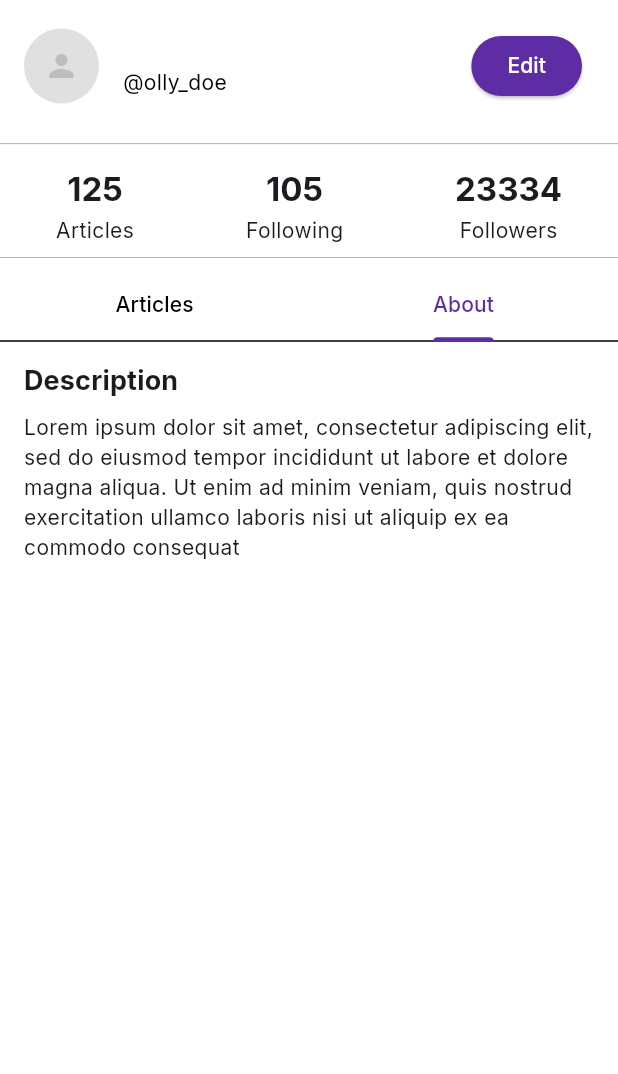
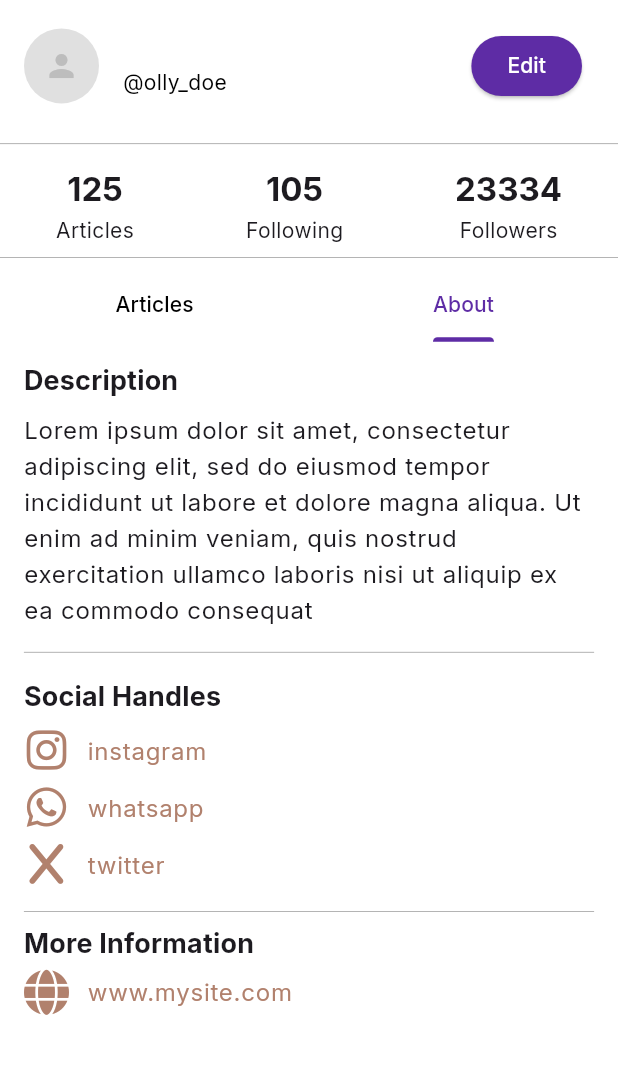
Before and after one commit to Olvine23/ollychat, a Flutter app: the ProfileScreen screen opened directly, tab 2 chosen, on a phone screen of 412 x 824 dp, the part 84-1158 px from its top. Run offline on Flutter 3.47's test engine with Material 3 defaults, Android fonts, the phone set to English and light mode, and no system bars; our stand-ins replace bloc, cached_network_image, cloud_firestore, connectivity, equatable, firebase_auth and 10 more; missing offline and left inert: markdown_editable_textinput; accounts and stored records are empty; network calls fail; project files that could hold a hidden picture were left out.

Commit message:
added divider to profile screen

```diff
--- /dev/null
+++ b/lib/screens/profile/components/divider.dart
@@ -0,0 +1,15 @@
+import 'package:flutter/material.dart';
+import 'package:flutter_sizer/flutter_sizer.dart';
+
+class DividerWidget extends StatelessWidget {
+  const DividerWidget({
+    super.key,
+  });
+
+  @override
+  Widget build(BuildContext context) {
+    return  Divider(
+      thickness: 0.2,
+    );
+  }
+}
--- /dev/null
+++ b/lib/screens/profile/components/social_handles.dart
@@ -0,0 +1,29 @@
+import 'package:flutter/material.dart';
+import 'package:flutter_sizer/flutter_sizer.dart';
+import 'package:font_awesome_flutter/font_awesome_flutter.dart';
+import 'package:olly_chat/theme/colors.dart';
+
+class SocialHandles extends StatelessWidget {
+  final IconData icon;
+  final String platform;
+  const SocialHandles({
+    super.key, required this.icon, required this.platform,
+  });
+
+  @override
+  Widget build(BuildContext context) {
+    return Row(
+      children: [
+        Icon(
+          icon,
+          size: 30,
+          color: AppColors.secondaryColor,
+        ),
+        SizedBox(width: 3.w,),
+        Text(platform, style: Theme.of(context)
+                                            .textTheme
+                                            .bodyLarge!.copyWith(color: AppColors.secondaryColor),)
+      ],
+    );
+  }
+}
--- a/lib/screens/profile/profile_screen.dart
+++ b/lib/screens/profile/profile_screen.dart
@@ -1,6 +1,8 @@
 import 'package:flutter/material.dart';
 import 'package:flutter_bloc/flutter_bloc.dart';
 import 'package:flutter_sizer/flutter_sizer.dart';
+
+import 'package:font_awesome_flutter/font_awesome_flutter.dart';
 import 'package:image_cropper/image_cropper.dart';
 import 'package:image_picker/image_picker.dart';
 import 'package:olly_chat/blocs/get_post/get_post_bloc.dart';
@@ -9,6 +11,8 @@ import 'package:olly_chat/blocs/sign_in/sign_in_bloc.dart';
 import 'package:olly_chat/blocs/updateuserinfo/update_user_info_bloc.dart';
 import 'package:olly_chat/components/row_tile.dart';
 import 'package:olly_chat/screens/home/widgets/shimmer_widget.dart';
+import 'package:olly_chat/screens/profile/components/divider.dart';
+import 'package:olly_chat/screens/profile/components/social_handles.dart';
 import 'package:olly_chat/theme/colors.dart';
 import 'package:shimmer/shimmer.dart';
 
@@ -195,9 +199,7 @@ class _ProfileScreenState extends State<ProfileScreen> {
                       padding: EdgeInsets.symmetric(horizontal: 0.dp),
                       child: Column(
                         children: [
-                          const Divider(
-                            thickness: 0.2,
-                          ),
+                          const DividerWidget(),
                           SizedBox(
                             height: 8.dp,
                           ),
@@ -251,10 +253,8 @@ class _ProfileScreenState extends State<ProfileScreen> {
                               ),
                             ],
                           ),
-                          const Divider(
-                            thickness: 0.2,
-                          ),
-                          const TabBar(tabs: [
+                          const DividerWidget(),
+                          const TabBar(dividerHeight: 0, tabs: [
                             Tab(
                               text: "Articles",
                             ),
@@ -263,17 +263,18 @@ class _ProfileScreenState extends State<ProfileScreen> {
                             )
                           ]),
                           Padding(
-                            padding:  EdgeInsets.only(top: 12.0.dp),
+                            padding: EdgeInsets.only(top: 12.0.dp),
                             child: SizedBox(
-
                               height: constraints.maxHeight -
                                   kToolbarHeight -
-                                  32.dp, // Adjust as needed
+                                  128.dp, // Adjust as needed
                               child: TabBarView(children: [
                                 BlocBuilder<GetPostBloc, GetPostState>(
                                   builder: (context, state) {
                                     if (state.status == GetPostStatus.success) {
-                                      return ListView.builder(
+                                      return SizedBox(
+                                        height: MediaQuery.of(context).size.height,
+                                        child: ListView.builder(
                                           shrinkWrap: true, // Add this line
                                           physics:
                                               const AlwaysScrollableScrollPhysics(), // Add this line
@@ -284,16 +285,17 @@ class _ProfileScreenState extends State<ProfileScreen> {
                                                 // Handle onTap
                                               },
                                               child: RowTile(
-                                              imageUrl:
-                                                  state.posts![index].thumbnail!,
+                                                imageUrl: state
+                                                    .posts![index].thumbnail!,
                                                 title: state.posts![index].title,
                                                 userAvatar: state
                                                     .posts![index].myUser.image!,
-                                              authorName:
-                                                  state.posts![index].myUser.name,
+                                                authorName: state
+                                                    .posts![index].myUser.name,
                                               ),
                                             );
                                           },
+                                        ),
                                       );
                                     } else if (state.status ==
                                         GetPostStatus.unknown) {
@@ -308,14 +310,86 @@ class _ProfileScreenState extends State<ProfileScreen> {
                                   },
                                 ),
                                 Padding(
-                                 padding: EdgeInsets.symmetric(horizontal: 16.0.dp),
-                                 child: Column(
-                                    crossAxisAlignment: CrossAxisAlignment.start,
+                                  padding:
+                                      EdgeInsets.symmetric(horizontal: 16.0.dp),
+                                  child: ListView(
+                                    shrinkWrap: true,
+                                   physics: AlwaysScrollableScrollPhysics(),
                                     children: [
-                                       Text("Description",style: Theme.of(context).textTheme.titleMedium!.copyWith(fontWeight: FontWeight.bold, fontSize: 18.dp),),
-                                       SizedBox(height: 8.dp,),
-                                       Text("Lorem ipsum dolor sit amet, consectetur adipiscing elit, sed do eiusmod tempor incididunt ut labore et dolore magna aliqua. Ut enim ad minim veniam, quis nostrud exercitation ullamco laboris nisi ut aliquip ex ea commodo consequat")
-
+                                      Text(
+                                        "Description",
+                                        style: Theme.of(context)
+                                            .textTheme
+                                            .titleMedium!
+                                            .copyWith(
+                                                fontWeight: FontWeight.bold,
+                                                fontSize: 18.dp),
+                                      ),
+                                      SizedBox(
+                                        height: 8.dp,
+                                      ),
+                                      Text(
+                                        "Lorem ipsum dolor sit amet, consectetur adipiscing elit, sed do eiusmod tempor incididunt ut labore et dolore magna aliqua. Ut enim ad minim veniam, quis nostrud exercitation ullamco laboris nisi ut aliquip ex ea commodo consequat",
+                                        style: Theme.of(context)
+                                            .textTheme
+                                            .bodyLarge,
+                                      ),
+                                      SizedBox(
+                                        height: 8.dp,
+                                      ),
+                                      const DividerWidget(),
+                                      SizedBox(
+                                        height: 8.dp,
+                                      ),
+                                      Text(
+                                        "Social Handles",
+                                        style: Theme.of(context)
+                                            .textTheme
+                                            .titleMedium!
+                                            .copyWith(
+                                                fontWeight: FontWeight.bold,
+                                                fontSize: 18.dp),
+                                      ),
+                                      SizedBox(
+                                        height: 8.dp,
+                                      ),
+                                      const SocialHandles(
+                                        icon: FontAwesomeIcons.instagram,
+                                        platform: 'instagram',
+                                      ),
+                                      SizedBox(
+                                        height: 8.dp,
+                                      ),
+                                      const SocialHandles(
+                                        icon: FontAwesomeIcons.whatsapp,
+                                        platform: 'whatsapp',
+                                      ),
+                                      SizedBox(
+                                        height: 8.dp,
+                                      ),
+                                      const SocialHandles(
+                                        icon: FontAwesomeIcons.x,
+                                        platform: 'twitter',
+                                      ),
+                                      SizedBox(
+                                        height: 8.dp,
+                                      ),
+                                      const DividerWidget(),
+                                      Text(
+                                        "More Information",
+                                        style: Theme.of(context)
+                                            .textTheme
+                                            .titleMedium!
+                                            .copyWith(
+                                                fontWeight: FontWeight.bold,
+                                                fontSize: 18.dp),
+                                      ),
+                                      SizedBox(
+                                        height: 4.dp,
+                                      ),
+                                      const SocialHandles(
+                                          icon: FontAwesomeIcons.globe,
+                                          platform: 'www.mysite.com')
                                     ],
                                   ),
                                 )
--- a/pubspec.yaml
+++ b/pubspec.yaml
@@ -35,6 +35,7 @@ dependencies:
   markdown_editable_textinput: ^2.1.0
   google_fonts: 6.1.0
   shimmer: ^3.0.0
+  font_awesome_flutter: ^10.7.0
 
 dev_dependencies:
   flutter_test:
```
Also changed, not shown: pubspec.lock. Lines whose indentation alone changed are shown as unchanged.
